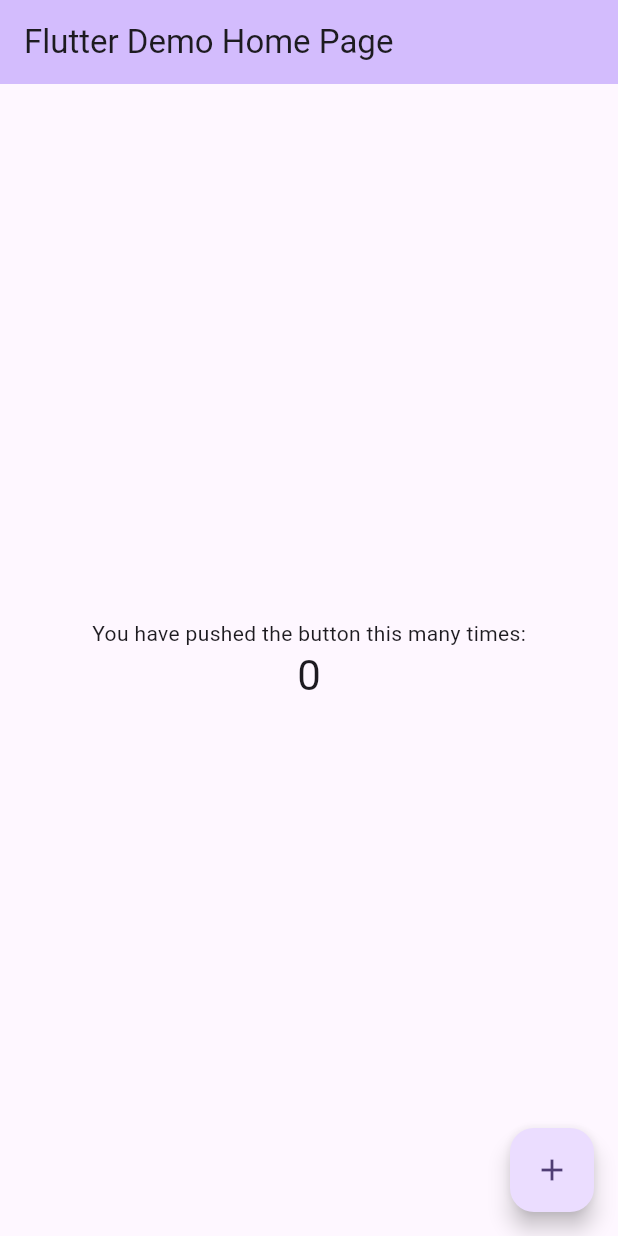
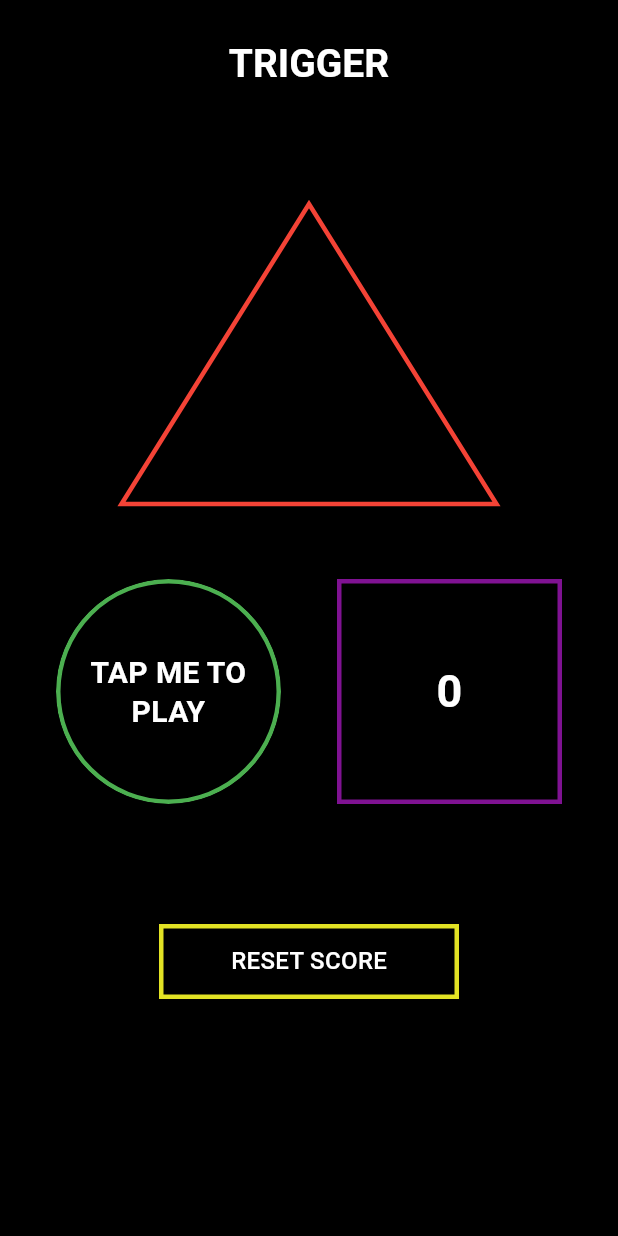
Before and after one commit to ShankarGanesh13/Trigger-shankar, a Flutter app: the screen it shows after launch, on a phone screen of 412 x 824 dp. Run offline on Flutter 3.47's test engine with Material 3 defaults, Android fonts, the light colour scheme and no system bars; our stand-ins replace shared_preferences.

Commit message:
project completed

```diff
--- a/trigger/lib/main.dart
+++ b/trigger/lib/main.dart
@@ -1,125 +1,34 @@
 import 'package:flutter/material.dart';
+import 'package:provider/provider.dart';
+import 'package:trigger/screens/home_screen/home_screen.dart';
+import 'package:trigger/screens/home_screen/home_screen_provider.dart';
+import 'package:trigger/services/shared_preference_service.dart';
+import 'package:trigger/utils/colors.dart';
 
 void main() {
-  runApp(const MyApp());
+  runApp(
+    MultiProvider(
+      providers: [
+        ChangeNotifierProvider(create: (context) => HomeScreenProvider()),
+      ],
+      child: const MyApp(),
+    ),
+  );
 }
 
 class MyApp extends StatelessWidget {
-  const MyApp({super.key});
+  const MyApp({Key? key}) : super(key: key);
 
-  // This widget is the root of your application.
   @override
   Widget build(BuildContext context) {
     return MaterialApp(
       title: 'Flutter Demo',
+      debugShowCheckedModeBanner: false,
       theme: ThemeData(
-        // This is the theme of your application.
-        //
-        // TRY THIS: Try running your application with "flutter run". You'll see
-        // the application has a purple toolbar. Then, without quitting the app,
-        // try changing the seedColor in the colorScheme below to Colors.green
-        // and then invoke "hot reload" (save your changes or press the "hot
-        // reload" button in a Flutter-supported IDE, or press "r" if you used
-        // the command line to start the app).
-        //
-        // Notice that the counter didn't reset back to zero; the application
-        // state is not lost during the reload. To reset the state, use hot
-        // restart instead.
-        //
-        // This works for code too, not just values: Most code changes can be
-        // tested with just a hot reload.
-        colorScheme: ColorScheme.fromSeed(seedColor: Colors.deepPurple),
+        colorScheme: ColorScheme.fromSeed(seedColor: AppColors.p1),
         useMaterial3: true,
       ),
-      home: const MyHomePage(title: 'Flutter Demo Home Page'),
+      home: HomeScreen(),
     );
   }
 }
-
-class MyHomePage extends StatefulWidget {
-  const MyHomePage({super.key, required this.title});
-
-  // This widget is the home page of your application. It is stateful, meaning
-  // that it has a State object (defined below) that contains fields that affect
-  // how it looks.
-
-  // This class is the configuration for the state. It holds the values (in this
-  // case the title) provided by the parent (in this case the App widget) and
-  // used by the build method of the State. Fields in a Widget subclass are
-  // always marked "final".
-
-  final String title;
-
-  @override
-  State<MyHomePage> createState() => _MyHomePageState();
-}
-
-class _MyHomePageState extends State<MyHomePage> {
-  int _counter = 0;
-
-  void _incrementCounter() {
-    setState(() {
-      // This call to setState tells the Flutter framework that something has
-      // changed in this State, which causes it to rerun the build method below
-      // so that the display can reflect the updated values. If we changed
-      // _counter without calling setState(), then the build method would not be
-      // called again, and so nothing would appear to happen.
-      _counter++;
-    });
-  }
-
-  @override
-  Widget build(BuildContext context) {
-    // This method is rerun every time setState is called, for instance as done
-    // by the _incrementCounter method above.
-    //
-    // The Flutter framework has been optimized to make rerunning build methods
-    // fast, so that you can just rebuild anything that needs updating rather
-    // than having to individually change instances of widgets.
-    return Scaffold(
-      appBar: AppBar(
-        // TRY THIS: Try changing the color here to a specific color (to
-        // Colors.amber, perhaps?) and trigger a hot reload to see the AppBar
-        // change color while the other colors stay the same.
-        backgroundColor: Theme.of(context).colorScheme.inversePrimary,
-        // Here we take the value from the MyHomePage object that was created by
-        // the App.build method, and use it to set our appbar title.
-        title: Text(widget.title),
-      ),
-      body: Center(
-        // Center is a layout widget. It takes a single child and positions it
-        // in the middle of the parent.
-        child: Column(
-          // Column is also a layout widget. It takes a list of children and
-          // arranges them vertically. By default, it sizes itself to fit its
-          // children horizontally, and tries to be as tall as its parent.
-          //
-          // Column has various properties to control how it sizes itself and
-          // how it positions its children. Here we use mainAxisAlignment to
-          // center the children vertically; the main axis here is the vertical
-          // axis because Columns are vertical (the cross axis would be
-          // horizontal).
-          //
-          // TRY THIS: Invoke "debug painting" (choose the "Toggle Debug Paint"
-          // action in the IDE, or press "p" in the console), to see the
-          // wireframe for each widget.
-          mainAxisAlignment: MainAxisAlignment.center,
-          children: <Widget>[
-            const Text(
-              'You have pushed the button this many times:',
-            ),
-            Text(
-              '$_counter',
-              style: Theme.of(context).textTheme.headlineMedium,
-            ),
-          ],
-        ),
-      ),
-      floatingActionButton: FloatingActionButton(
-        onPressed: _incrementCounter,
-        tooltip: 'Increment',
-        child: const Icon(Icons.add),
-      ), // This trailing comma makes auto-formatting nicer for build methods.
-    );
-  }
-}
--- /dev/null
+++ b/trigger/lib/screens/home_screen/home_screen.dart
@@ -0,0 +1,53 @@
+import 'package:flutter/material.dart';
+import 'package:provider/provider.dart';
+import 'package:trigger/screens/home_screen/home_screen_provider.dart';
+import 'package:trigger/screens/home_screen/widgets/widget1.dart';
+import 'package:trigger/screens/home_screen/widgets/widget2.dart';
+import 'package:trigger/screens/home_screen/widgets/widget3.dart';
+import 'package:trigger/screens/home_screen/widgets/widget4.dart';
+import 'package:trigger/services/shared_preference_service.dart';
+import 'package:trigger/utils/app_fonts.dart';
+import 'package:trigger/utils/colors.dart';
+
+class HomeScreen extends StatefulWidget {
+  const HomeScreen({super.key});
+
+  @override
+  State<HomeScreen> createState() => _HomeScreenState();
+}
+
+class _HomeScreenState extends State<HomeScreen> {
+  @override
+  void initState() {
+    Provider.of<HomeScreenProvider>(context, listen: false).loadSuccessCount();
+    super.initState();
+  }
+
+  @override
+  Widget build(BuildContext context) {
+    return Scaffold(
+      backgroundColor: AppColors.background,
+      appBar: AppBar(
+          backgroundColor: AppColors.background,
+          centerTitle: true,
+          title: Padding(
+            padding: const EdgeInsets.only(top: 28.0),
+            child: Text("TRIGGER", style: AppFonts.w700white30),
+          )),
+      body: const Column(children: [
+        Padding(
+          padding: EdgeInsets.only(top: 80, bottom: 50),
+          child: Widget1(),
+        ),
+        Row(
+          mainAxisAlignment: MainAxisAlignment.spaceEvenly,
+          children: [Widget2(), Widget3()],
+        ),
+        SizedBox(
+          height: 80,
+        ),
+        Widget4()
+      ]),
+    );
+  }
+}
--- /dev/null
+++ b/trigger/lib/screens/home_screen/widgets/widget1.dart
@@ -0,0 +1,50 @@
+import 'package:flutter/material.dart';
+import 'package:provider/provider.dart';
+import 'package:trigger/screens/home_screen/home_screen_provider.dart';
+import 'package:trigger/screens/home_screen/widgets/triangle_widget.dart';
+import 'package:trigger/utils/app_fonts.dart';
+
+class Widget1 extends StatelessWidget {
+  const Widget1({Key? key}) : super(key: key);
+
+  @override
+  Widget build(BuildContext context) {
+    bool? success = context.watch<HomeScreenProvider>().success;
+    int score = context.watch<HomeScreenProvider>().successCount;
+    return SizedBox(
+      width: 250,
+      height: 200,
+      child: CustomPaint(
+        painter: TriangleWidget(success: success),
+        child: Center(
+          child: success != null
+              ? success == true
+                  ? Column(
+                      mainAxisAlignment: MainAxisAlignment.center,
+                      children: [
+                        const SizedBox(
+                          height: 15,
+                        ),
+                        Text("SUCCESS ", style: AppFonts.w500white16),
+                        const SizedBox(
+                          height: 15,
+                        ),
+                        Text(
+                          "Current Score: $score",
+                          style: AppFonts.w500white16,
+                        )
+                      ],
+                    )
+                  : Padding(
+                      padding: const EdgeInsets.only(top: 15.0),
+                      child: Text(
+                        "TRY AGAIN!",
+                        style: AppFonts.w500white16,
+                      ),
+                    )
+              : const SizedBox(),
+        ),
+      ),
+    );
+  }
+}
--- /dev/null
+++ b/trigger/lib/screens/home_screen/widgets/widget2.dart
@@ -0,0 +1,48 @@
+import 'package:flutter/material.dart';
+import 'package:provider/provider.dart';
+import 'package:trigger/screens/home_screen/home_screen_provider.dart';
+import 'package:trigger/utils/app_fonts.dart';
+import 'package:trigger/utils/colors.dart';
+
+class Widget2 extends StatelessWidget {
+  const Widget2({Key? key}) : super(key: key);
+
+  @override
+  Widget build(BuildContext context) {
+    return ClipOval(
+      child: Material(
+        color: Colors.transparent,
+        child: InkResponse(
+          onTap: () {
+            Provider.of<HomeScreenProvider>(context, listen: false)
+                .generateRandomNumber();
+          },
+          highlightShape: BoxShape.circle,
+          splashColor: AppColors.widget2,
+          highlightColor: AppColors.widget2.withOpacity(0.8),
+          child: Container(
+            width: 150,
+            height: 150,
+            decoration: BoxDecoration(
+              shape: BoxShape.circle,
+              border: Border.all(
+                color: AppColors.widget2,
+                width: 3.0,
+              ),
+            ),
+            child: Center(
+              child: Padding(
+                padding: const EdgeInsets.all(16.0),
+                child: Text(
+                  "TAP ME TO PLAY",
+                  style: AppFonts.w700white20,
+                  textAlign: TextAlign.center,
+                ),
+              ),
+            ),
+          ),
+        ),
+      ),
+    );
+  }
+}
--- /dev/null
+++ b/trigger/lib/screens/home_screen/widgets/widget3.dart
@@ -0,0 +1,27 @@
+import 'package:flutter/material.dart';
+import 'package:provider/provider.dart';
+import 'package:trigger/screens/home_screen/home_screen_provider.dart';
+import 'package:trigger/utils/app_fonts.dart';
+import 'package:trigger/utils/colors.dart';
+
+class Widget3 extends StatelessWidget {
+  const Widget3({super.key});
+
+  @override
+  Widget build(BuildContext context) {
+    int randomNumber = context.watch<HomeScreenProvider>().randomNumber;
+    return Container(
+      height: 150,
+      width: 150,
+      decoration: BoxDecoration(
+        border: Border.all(color: AppColors.widget3, width: 3),
+      ),
+      child: Center(
+        child: Text(
+          randomNumber.toString(),
+          style: AppFonts.w600white30,
+        ),
+      ),
+    );
+  }
+}
--- /dev/null
+++ b/trigger/lib/screens/home_screen/widgets/widget4.dart
@@ -0,0 +1,32 @@
+import 'package:flutter/material.dart';
+import 'package:trigger/services/shared_preference_service.dart';
+import 'package:trigger/utils/colors.dart';
+
+import '../../../utils/app_fonts.dart';
+
+class Widget4 extends StatelessWidget {
+  const Widget4({super.key});
+
+  @override
+  Widget build(BuildContext context) {
+    return GestureDetector(
+      onTap: () {
+        SharedPreferencesService.resetScore(context);
+      },
+      child: Container(
+        height: 50,
+        width: 200,
+        decoration: BoxDecoration(
+          border: Border.all(color: AppColors.widget4, width: 3),
+        ),
+        child: Center(
+          child: Text(
+            'RESET SCORE',
+            style: AppFonts.w500white16,
+          ),
+        ),
+      ),
+    );
+    ;
+  }
+}
--- /dev/null
+++ b/trigger/lib/utils/app_fonts.dart
@@ -0,0 +1,42 @@
+import 'package:flutter/material.dart';
+
+class AppFonts {
+  static TextStyle getAppFont({
+    required FontWeight fontWeight,
+    required double fontSize,
+    required Color color,
+    required double height,
+  }) {
+    return TextStyle(
+      fontWeight: fontWeight,
+      fontSize: fontSize,
+      color: color,
+      height: height,
+    );
+  }
+
+  static final w700white20 = getAppFont(
+    fontWeight: FontWeight.w700,
+    fontSize: 20,
+    color: Colors.white,
+    height: 1.3,
+  );
+  static final w600white30 = getAppFont(
+    fontWeight: FontWeight.w600,
+    fontSize: 30,
+    color: Colors.white,
+    height: 1,
+  );
+  static final w700white30 = getAppFont(
+    fontWeight: FontWeight.w700,
+    fontSize: 26,
+    color: Colors.white,
+    height: 1,
+  );
+  static final w500white16 = getAppFont(
+    fontWeight: FontWeight.w500,
+    fontSize: 16,
+    color: Colors.white,
+    height: 1,
+  );
+}
--- /dev/null
+++ b/trigger/lib/utils/colors.dart
@@ -0,0 +1,19 @@
+import 'package:flutter/material.dart';
+
+class AppColors {
+  static Color p1 = const Color.fromARGB(255, 0, 44, 79);
+  static Color background = Colors.black;
+  static Color widget2 = Colors.green;
+  static Color widget1 = Colors.red;
+
+  static Color widget3 = const Color.fromARGB(255, 127, 18, 146);
+  static Color widget4 = const Color.fromARGB(255, 226, 226, 36);
+  static LinearGradient gradient = const LinearGradient(
+    begin: Alignment.topRight,
+    end: Alignment.bottomLeft,
+    colors: [
+      Color.fromRGBO(22, 31, 49, 0.10),
+      Color.fromRGBO(69, 192, 141, 0.10)
+    ],
+  );
+}
--- a/trigger/pubspec.yaml
+++ b/trigger/pubspec.yaml
@@ -35,6 +35,9 @@ dependencies:
   # The following adds the Cupertino Icons font to your application.
   # Use with the CupertinoIcons class for iOS style icons.
   cupertino_icons: ^1.0.2
+  provider: ^6.1.1
+  intl: ^0.18.1
+  shared_preferences: ^2.2.2
 
 dev_dependencies:
   flutter_test:
```
Also changed, not shown: trigger/lib/screens/home_screen/home_screen_provider.dart (added, +35 -0 lines), trigger/lib/screens/home_screen/widgets/triangle_widget.dart (added, +37 -0 lines), trigger/lib/services/shared_preference_service.dart (added, +37 -0 lines), trigger/pubspec.lock, 1 other file.
